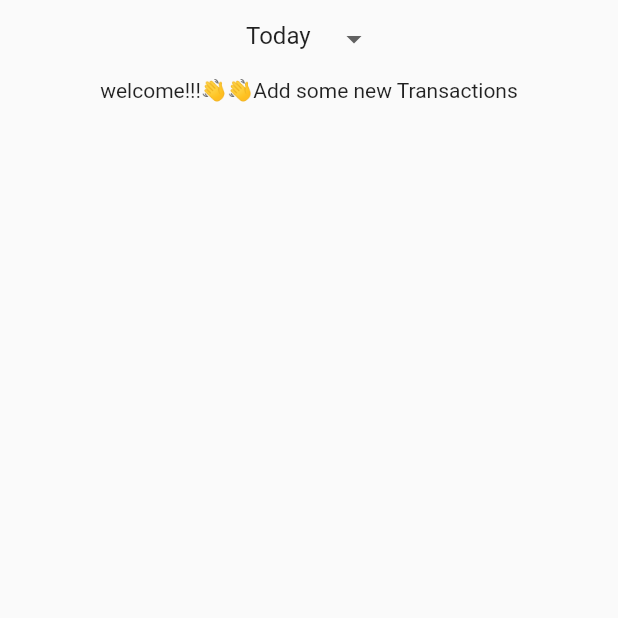
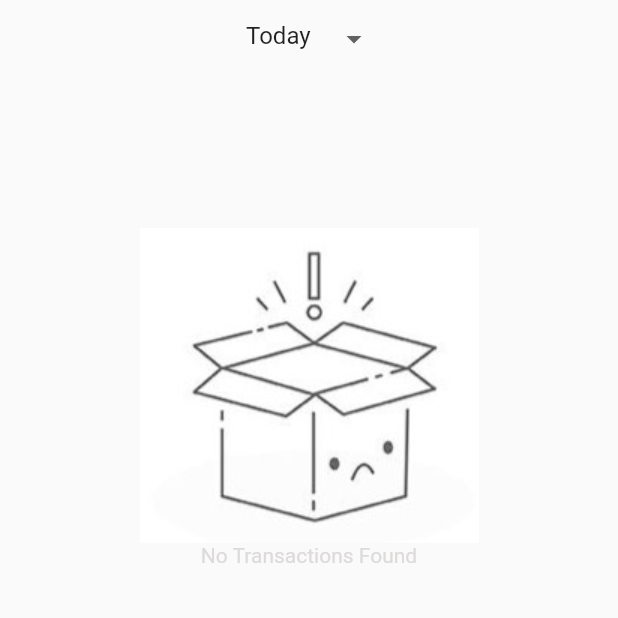
Before and after one commit to vivek-vivek/Pocket-Version-2.O, a Flutter app: the Expences screen opened directly, on a phone screen of 412 x 824 dp, the top half of it. Run offline on Flutter 3.47's test engine with Material 2 defaults, Android fonts, the phone set to English and light mode, and no system bars; our stand-ins replace flutter_slidable, hive, hive_flutter, syncfusion_flutter_charts; missing offline and left inert: rolling_bottom_bar, splash_screen_view; accounts and stored records are empty; statements that could not run were skipped.

Commit message:
last commit

```diff
--- a/lib/Screens/Graph/Graphs/expence.dart
+++ b/lib/Screens/Graph/Graphs/expence.dart
@@ -53,7 +53,6 @@ class _ExpencesState extends State<Expences> {
                   );
                 },
               ).toList(),
-
               onChanged: (value) {
                 setState(
                   () {
@@ -72,13 +71,27 @@ class _ExpencesState extends State<Expences> {
               },
             ),
           ),
-          ValueListenableBuilder(
+          Padding(
+            padding: const EdgeInsets.only(
+              top: 100.00,
+            ),
+            child: ValueListenableBuilder(
               valueListenable: TransactionDB.instance.expenceNotifier,
               builder: (BuildContext context, List<TransactionModal> newList,
                   Widget? _) {
                 return newList.isEmpty
-                  ? const Center(
-                      child: Text('welcome!!!👋👋Add some new Transactions'),
+                    ? Center(
+                        child: Column(
+                          mainAxisAlignment: MainAxisAlignment.center,
+                          children: [
+                            const Image(
+                                image: AssetImage('Assets/empty2.jpeg')),
+                            Text(
+                              "No Transactions Found",
+                              style: TextStyle(color: colorId.veryLightGrey),
+                            )
+                          ],
+                        ),
                       )
                     : SfCircularChart(
                         backgroundColor: colorId.white,
@@ -98,6 +111,7 @@ class _ExpencesState extends State<Expences> {
                         ],
                       );
               },
+            ),
           )
         ],
       ),
--- a/lib/colors/color.dart
+++ b/lib/colors/color.dart
@@ -5,7 +5,7 @@ class ColorsID {
   final grey               = Colors.grey;
   final white              = Colors.white;
   final veryLightGrey      = const Color.fromARGB(255, 221, 218, 218);
-  final purple             = const Color.fromARGB(255, 4, 11, 74);
+  final purple             = const Color.fromARGB(255,43,101,153);
   final lightBlue          = const Color.fromARGB(255, 163, 203, 249);
   final veryVeryLightBlue  = const Color.fromARGB(127, 204, 225, 243);
   final lightGreen         = const Color.fromARGB(255, 149, 249, 153);
--- a/pubspec.yaml
+++ b/pubspec.yaml
@@ -81,6 +81,9 @@ flutter:
     - Assets/pocket.png
     - Assets/bgImage.jpg
     - Assets/empty.png
+    - Assets/empty1.jpeg
+    - Assets/empty2.jpeg
+    - Assets/empty3.jpeg
 
   # An image asset can refer to one or more resolution-specific "variants", see
   # https://flutter.dev/assets-and-images/#resolution-aware
```
Also changed, not shown: lib/Screens/Graph/Graphs/all.dart (+17 -3 lines), lib/Screens/Graph/Graphs/income.dart (+15 -3 lines), lib/Screens/Home/home.dart (+4 -4 lines), lib/Screens/Home/list_tile.dart (+11 -4 lines), lib/Screens/all_transaction_screen/home_screen/main_screen/filterd_trasnaction.dart (+12 -2 lines), Assets/empty2.jpeg (added), Assets/empty3.jpeg (added). Lines whose indentation alone changed are shown as unchanged.
